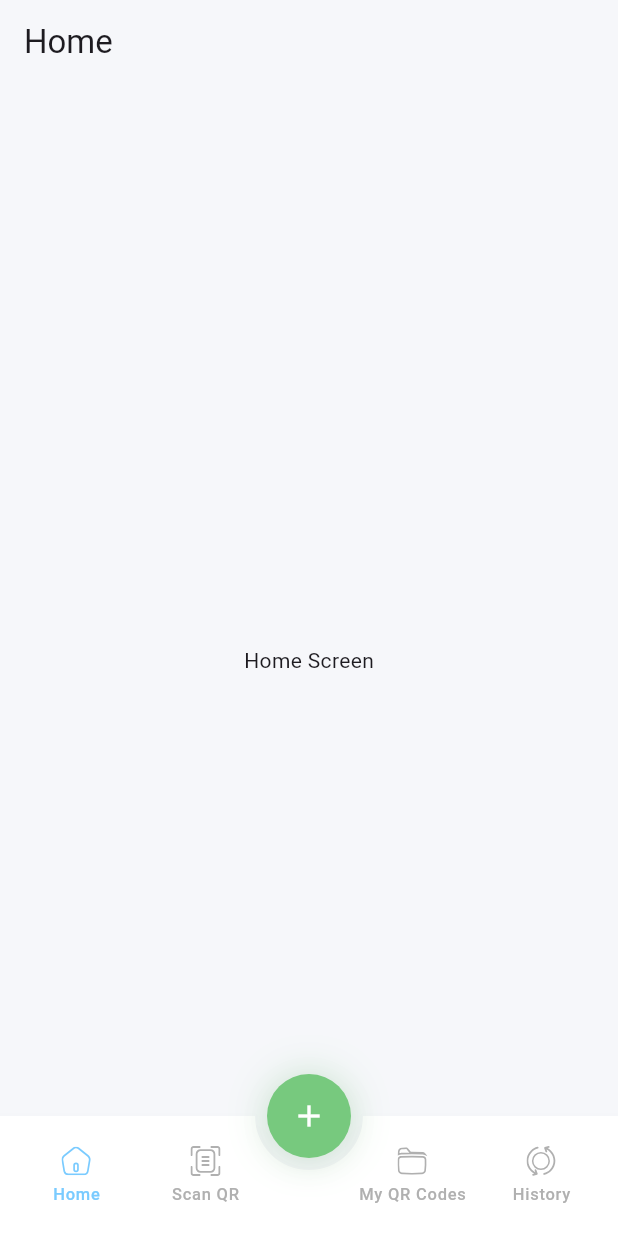
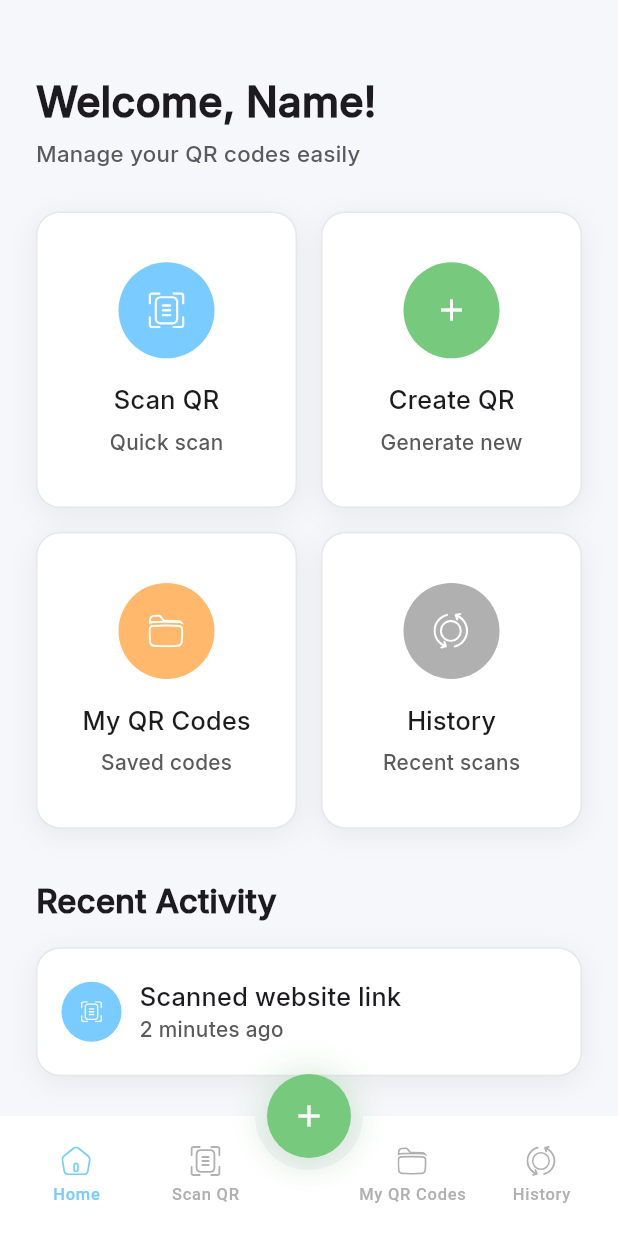
Before and after one commit to qwerpap/qr_scanner, a Flutter app: the screen it shows after launch, on a phone screen of 412 x 824 dp. Run offline on Flutter 3.47's test engine with Material 3 defaults, Android fonts, the phone set to English and light mode, and no system bars; our stand-ins replace equatable, flutter_bloc, flutter_svg, get_it, go_router, talker_flutter.

Commit message:
implement home_screen layout

```diff
--- a/lib/core/constants/image_source.dart
+++ b/lib/core/constants/image_source.dart
@@ -5,4 +5,6 @@ class ImageSource {
   static const String scanQr = 'assets/svg/navigation/scan_qr.svg';
   static const String myQrCodes = 'assets/svg/navigation/my_qr.svg';
   static const String history = 'assets/svg/navigation/history.svg';
+
+  static const String scannedQr = 'assets/svg/scanned_qr.svg';
 }
--- a/lib/core/navigation/presentation/widgets/app_router.dart
+++ b/lib/core/navigation/presentation/widgets/app_router.dart
@@ -7,7 +7,7 @@ import '../../data/constants/navigation_constants.dart';
 import '../../data/utils/page_transitions.dart';
 import '../cubit/navigation_cubit.dart';
 import 'bottom_navigation.dart';
-import '../../../../features/home/view/home_screen.dart';
+import '../../../../features/home/presentation/view/home_screen.dart';
 import '../../../../features/scan_qr/view/scan_qr_screen.dart';
 import '../../../../features/my_qr_codes/view/my_qr_codes_screen.dart';
 import '../../../../features/history/view/history_screen.dart';
--- /dev/null
+++ b/lib/core/shared/widgets/base_container.dart
@@ -0,0 +1,33 @@
+import 'package:flutter/material.dart';
+import 'package:qr_scanner/core/theme/app_colors.dart';
+
+class BaseContainer extends StatelessWidget {
+  const BaseContainer({super.key, required this.child, this.padding});
+
+  final Widget child;
+  final EdgeInsetsGeometry? padding;
+
+  @override
+  Widget build(BuildContext context) {
+    return Container(
+      padding: padding,
+      decoration: BoxDecoration(
+        color: AppColors.whiteColor,
+        borderRadius: BorderRadius.circular(16),
+        border: Border.all(
+          width: 1,
+          color: const Color.fromRGBO(229, 231, 235, 1),
+        ),
+        boxShadow: [
+          BoxShadow(
+            color: const Color.fromRGBO(0, 0, 0, 0.06),
+            offset: const Offset(0, 4),
+            blurRadius: 16,
+            spreadRadius: 0,
+          ),
+        ],
+      ),
+      child: child,
+    );
+  }
+}
--- /dev/null
+++ b/lib/core/shared/widgets/container_with_icon.dart
@@ -0,0 +1,45 @@
+import 'package:flutter/material.dart';
+import 'package:flutter_svg/svg.dart';
+import 'package:qr_scanner/core/theme/app_colors.dart';
+
+class ContainerWithIcon extends StatelessWidget {
+  const ContainerWithIcon({
+    super.key,
+    this.iconPath,
+    this.iconData,
+    required this.color,
+  }) : assert(
+          iconPath != null || iconData != null,
+          'Either iconPath or iconData must be provided',
+        );
+
+  final String? iconPath;
+  final IconData? iconData;
+  final Color color;
+
+  @override
+  Widget build(BuildContext context) {
+    return Container(
+      height: 64,
+      width: 64,
+      decoration: BoxDecoration(color: color, shape: BoxShape.circle),
+      child: Center(
+        child: iconPath != null
+            ? SvgPicture.asset(
+                iconPath!,
+                height: 24,
+                width: 24,
+                colorFilter: const ColorFilter.mode(
+                  AppColors.whiteColor,
+                  BlendMode.srcIn,
+                ),
+              )
+            : Icon(
+                iconData!,
+                size: 24,
+                color: AppColors.whiteColor,
+              ),
+      ),
+    );
+  }
+}
--- a/lib/core/theme/app_colors.dart
+++ b/lib/core/theme/app_colors.dart
@@ -8,5 +8,6 @@ class AppColors {
   static const Color greenColor = Color.fromRGBO(119, 201, 126, 1);
   static const Color orangeColor = Color.fromRGBO(255, 184, 108, 1);
   static const Color greyColor = Color.fromRGBO(176, 176, 176, 1);
+  static const Color greyTextColor = Color.fromRGBO(90, 90, 90, 1);
   static const Color scaffoldBgColor = Color.fromRGBO(246, 247, 250, 1);
 }
--- a/lib/core/theme/app_fonts.dart
+++ b/lib/core/theme/app_fonts.dart
@@ -24,7 +24,7 @@ class AppFonts {
   static const TextStyle displayLarge = TextStyle(
     fontFamily: fontFamily,
     fontSize: size32,
-    fontWeight: bold,
+    fontWeight: FontWeight.w700,
   );
 
   static const TextStyle displayMedium = TextStyle(
@@ -59,7 +59,7 @@ class AppFonts {
 
   static const TextStyle titleLarge = TextStyle(
     fontFamily: fontFamily,
-    fontSize: size16,
+    fontSize: 17,
     fontWeight: semibold,
   );
 
--- /dev/null
+++ b/lib/features/home/data/constants/action_cards_data.dart
@@ -0,0 +1,36 @@
+import 'package:flutter/material.dart';
+
+import '../../../../core/constants/image_source.dart';
+import '../../../../core/theme/app_colors.dart';
+import '../models/action_card_model.dart';
+
+class ActionCardsData {
+  ActionCardsData._();
+
+  static const List<ActionCardModel> cards = [
+    ActionCardModel(
+      title: 'Scan QR',
+      subtitle: 'Quick scan',
+      iconPath: ImageSource.scanQr,
+      color: AppColors.primaryColor,
+    ),
+    ActionCardModel(
+      title: 'Create QR',
+      subtitle: 'Generate new',
+      iconData: Icons.add,
+      color: AppColors.greenColor,
+    ),
+    ActionCardModel(
+      title: 'My QR Codes',
+      subtitle: 'Saved codes',
+      iconPath: ImageSource.myQrCodes,
+      color: AppColors.orangeColor,
+    ),
+    ActionCardModel(
+      title: 'History',
+      subtitle: 'Recent scans',
+      iconPath: ImageSource.history,
+      color: AppColors.greyColor,
+    ),
+  ];
+}
--- /dev/null
+++ b/lib/features/home/data/models/action_card_model.dart
@@ -0,0 +1,24 @@
+import 'package:equatable/equatable.dart';
+import 'package:flutter/material.dart';
+
+class ActionCardModel extends Equatable {
+  final String title;
+  final String subtitle;
+  final String? iconPath;
+  final IconData? iconData;
+  final Color color;
+
+  const ActionCardModel({
+    required this.title,
+    required this.subtitle,
+    this.iconPath,
+    this.iconData,
+    required this.color,
+  }) : assert(
+         iconPath != null || iconData != null,
+         'Either iconPath or iconData must be provided',
+       );
+
+  @override
+  List<Object?> get props => [title, subtitle, iconPath, iconData, color];
+}
--- /dev/null
+++ b/lib/features/home/presentation/view/home_screen.dart
@@ -0,0 +1,46 @@
+import 'package:flutter/material.dart';
+import 'package:qr_scanner/core/core.dart';
+import 'package:qr_scanner/features/home/data/constants/action_cards_data.dart';
+import 'package:qr_scanner/features/home/presentation/widgets/action_card.dart';
+import 'package:qr_scanner/features/home/presentation/widgets/recent_card.dart';
+import 'package:qr_scanner/features/home/presentation/widgets/welcome_text.dart';
+
+class HomeScreen extends StatelessWidget {
+  const HomeScreen({super.key});
+
+  @override
+  Widget build(BuildContext context) {
+    return Scaffold(
+      body: SafeArea(
+        child: ListView(
+          padding: const EdgeInsets.symmetric(horizontal: 24, vertical: 48),
+          children: [
+            WelcomeText(),
+            const SizedBox(height: 28),
+            GridView.builder(
+              itemCount: ActionCardsData.cards.length,
+              shrinkWrap: true,
+              physics: const NeverScrollableScrollPhysics(),
+              gridDelegate: const SliverGridDelegateWithFixedCrossAxisCount(
+                crossAxisCount: 2,
+                childAspectRatio: 0.88,
+                mainAxisSpacing: 16,
+                crossAxisSpacing: 16,
+              ),
+              itemBuilder: (context, index) {
+                return ActionCard(model: ActionCardsData.cards[index]);
+              },
+            ),
+            const SizedBox(height: 32),
+            Text(
+              'Recent Activity',
+              style: AppFonts.displayMedium.copyWith(fontSize: 22),
+            ),
+            SizedBox(height: 16),
+            RecentCard(),
+          ],
+        ),
+      ),
+    );
+  }
+}
--- /dev/null
+++ b/lib/features/home/presentation/widgets/action_card.dart
@@ -0,0 +1,43 @@
+import 'package:flutter/material.dart';
+import 'package:qr_scanner/core/shared/widgets/base_container.dart';
+import 'package:qr_scanner/core/shared/widgets/container_with_icon.dart';
+import 'package:qr_scanner/core/theme/app_colors.dart';
+import 'package:qr_scanner/core/theme/app_fonts.dart';
+import 'package:qr_scanner/features/home/data/models/action_card_model.dart';
+
+class ActionCard extends StatelessWidget {
+  const ActionCard({super.key, required this.model});
+
+  final ActionCardModel model;
+
+  @override
+  Widget build(BuildContext context) {
+    return BaseContainer(
+      child: Padding(
+        padding: const EdgeInsets.all(16),
+        child: Column(
+          mainAxisAlignment: MainAxisAlignment.center,
+          children: [
+            ContainerWithIcon(
+              iconPath: model.iconPath,
+              iconData: model.iconData,
+              color: model.color,
+            ),
+            const SizedBox(height: 16),
+            Text(
+              model.title,
+              style: AppFonts.titleLarge.copyWith(fontSize: 17),
+            ),
+            const SizedBox(height: 6),
+            Text(
+              model.subtitle,
+              style: AppFonts.titleMedium.copyWith(
+                color: AppColors.greyTextColor,
+              ),
+            ),
+          ],
+        ),
+      ),
+    );
+  }
+}
--- /dev/null
+++ b/lib/features/home/presentation/widgets/recent_card.dart
@@ -0,0 +1,56 @@
+import 'package:flutter/material.dart';
+import 'package:flutter_svg/svg.dart';
+import 'package:qr_scanner/core/core.dart';
+import 'package:qr_scanner/core/shared/widgets/base_container.dart';
+
+class RecentCard extends StatelessWidget {
+  const RecentCard({super.key});
+
+  @override
+  Widget build(BuildContext context) {
+    return BaseContainer(
+      padding: EdgeInsets.symmetric(horizontal: 16, vertical: 20),
+      child: Row(
+        children: [
+          RecentIcon(),
+          SizedBox(width: 12),
+          Column(
+            crossAxisAlignment: CrossAxisAlignment.start,
+            children: [
+              Text('Scanned website link', style: AppFonts.titleLarge),
+              Text(
+                '2 minutes ago',
+                style: AppFonts.titleMedium.copyWith(
+                  color: AppColors.greyTextColor,
+                ),
+              ),
+            ],
+          ),
+        ],
+      ),
+    );
+  }
+}
+
+class RecentIcon extends StatelessWidget {
+  const RecentIcon({super.key});
+
+  @override
+  Widget build(BuildContext context) {
+    return Container(
+      height: 40,
+      width: 40,
+      decoration: BoxDecoration(
+        shape: BoxShape.circle,
+        color: AppColors.primaryColor,
+      ),
+      child: Center(
+        child: SvgPicture.asset(
+          ImageSource.scanQr,
+          color: AppColors.whiteColor,
+          height: 14,
+        ),
+      ),
+    );
+  }
+}
--- /dev/null
+++ b/lib/features/home/presentation/widgets/welcome_text.dart
@@ -0,0 +1,29 @@
+import 'package:flutter/material.dart';
+import 'package:qr_scanner/core/theme/app_colors.dart';
+import 'package:qr_scanner/core/theme/app_fonts.dart';
+
+class WelcomeText extends StatelessWidget {
+  const WelcomeText({super.key});
+
+  @override
+  Widget build(BuildContext context) {
+    return Column(
+      crossAxisAlignment: CrossAxisAlignment.start,
+      children: [
+        Text(
+          'Welcome, Name!',
+          style: AppFonts.displayLarge.copyWith(fontSize: 28),
+        ),
+        const SizedBox(height: 4),
+        Text(
+          'Manage your QR codes easily',
+          style: AppFonts.titleLarge.copyWith(
+            fontSize: 15,
+            fontWeight: FontWeight.w400,
+            color: AppColors.greyTextColor,
+          ),
+        ),
+      ],
+    );
+  }
+}
--- a/lib/features/home/view/home_screen.dart
+++ /dev/null
@@ -1,17 +0,0 @@
-import 'package:flutter/material.dart';
-
-class HomeScreen extends StatelessWidget {
-  const HomeScreen({super.key});
-
-  @override
-  Widget build(BuildContext context) {
-    return Scaffold(
-      appBar: AppBar(
-        title: const Text('Home'),
-      ),
-      body: const Center(
-        child: Text('Home Screen'),
-      ),
-    );
-  }
-}
```
Also changed, not shown: assets/svg/scanned_qr.svg (added).
